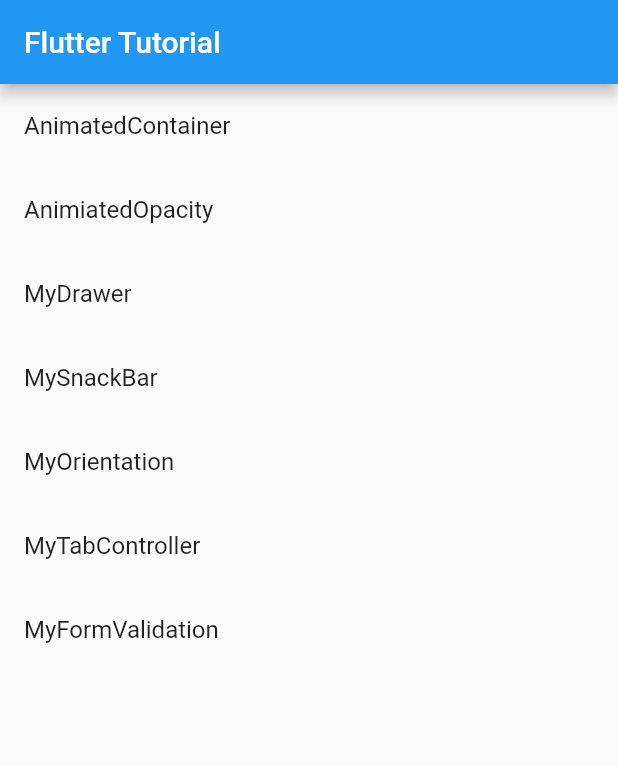
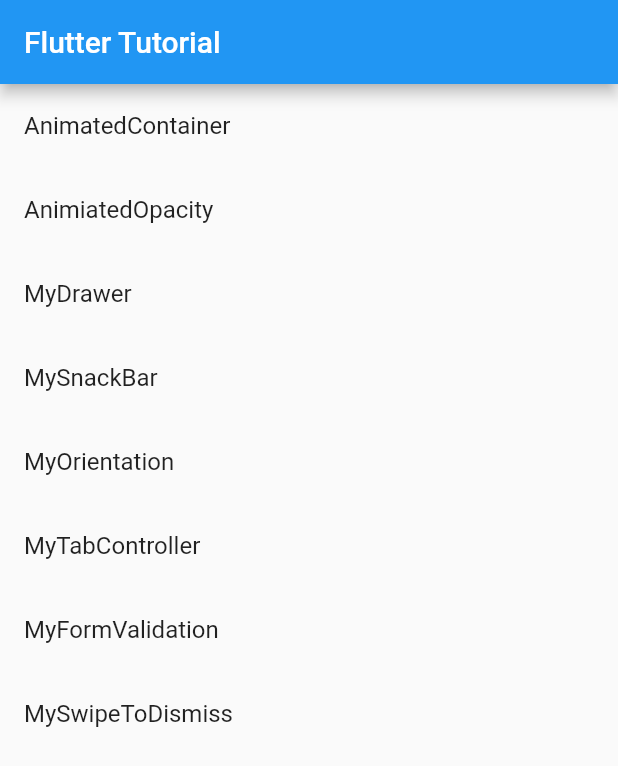
Before and after one commit to juhyeon1114/flutter-mid, a Flutter app: the screen it shows after launch, on a phone screen of 412 x 824 dp. Shown: the top 766 px of the screen. Run offline on Flutter 3.47's test engine with Material 2 defaults, Android fonts, the phone set to English and light mode, and no system bars.

Commit message:
log : dismissble 까지 들음

```diff
--- a/lib/main.dart
+++ b/lib/main.dart
@@ -6,6 +6,7 @@ import 'package:flutter_mid/src/MySnackBar.dart';
 import 'package:flutter_mid/src/MyOrientation.dart';
 import 'package:flutter_mid/src/MyTabController.dart';
 import 'package:flutter_mid/src/MyFormValidation.dart';
+import 'package:flutter_mid/src/MySwipeToDismiss.dart';
 
 void main() {
   runApp(MyApp());
@@ -82,6 +83,12 @@ class _HomeState extends State<Home> {
             Navigator.push(context, MaterialPageRoute(builder: (context) => MyFormValidation()));
           },
         ),
+        ListTile(
+          title: Text('MySwipeToDismiss'),
+          onTap: () {
+            Navigator.push(context, MaterialPageRoute(builder: (context) => MySwipeToDismiss()));
+          },
+        ),
       ],
     );
   }
```
Also changed, not shown: lib/src/MySwipeToDismiss.dart (added, +33 -0 lines).
